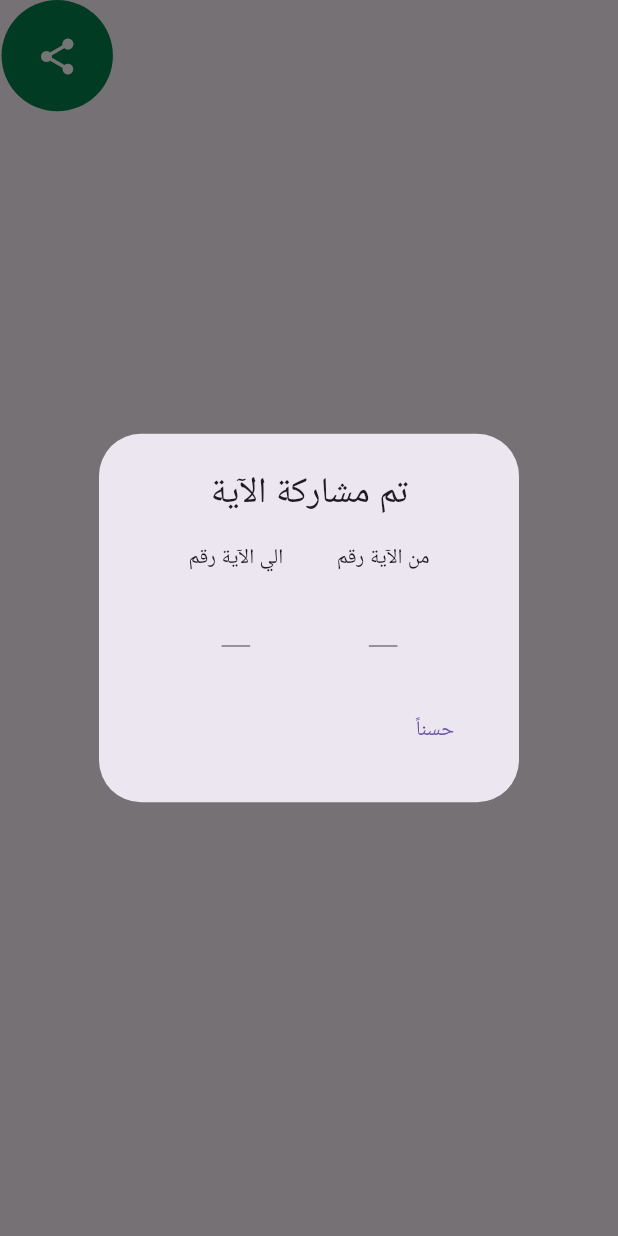
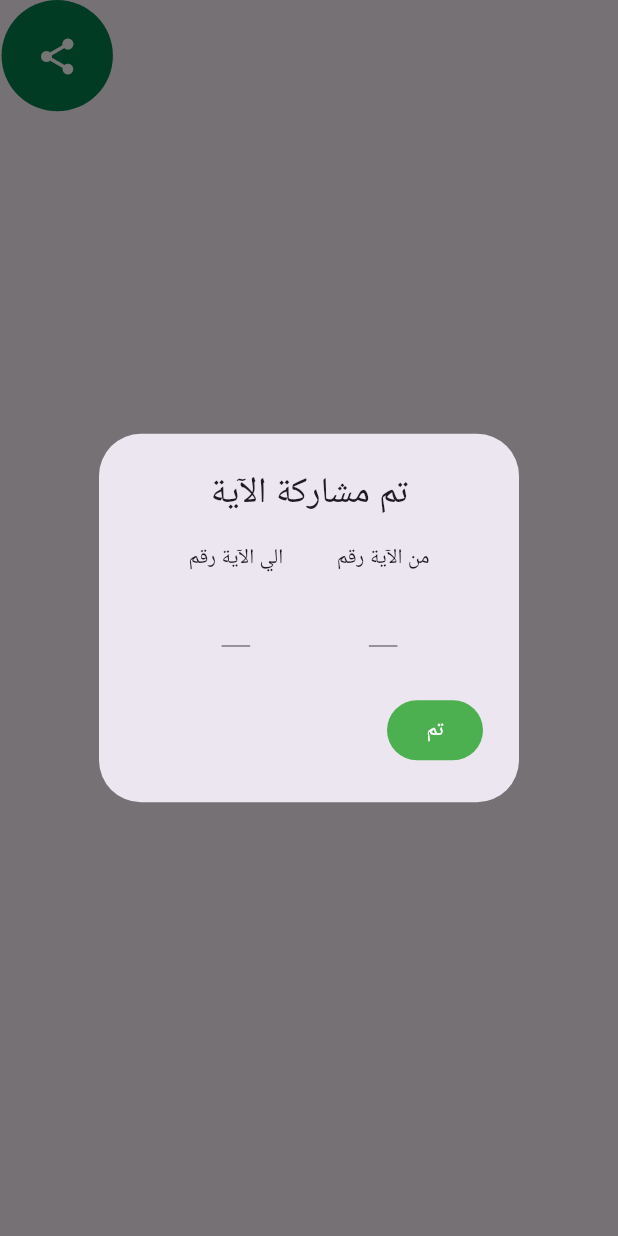
Before and after one commit to Quran-Summer-of-Code/Telawat-Khalfiat-App, a Flutter app: the CreationButton widget shown alone on an empty page, opened directly with empty values, after a tap on the "share" icon, on a phone screen of 412 x 824 dp. Run offline on Flutter 3.47's test engine with Material 3 defaults, Android fonts, the phone set to English and light mode, and no system bars; our stand-ins replace audioplayers, flutter_colorpicker, flutter_riverpod, flutter_screenutil, gallery_saver, permission_handler and 1 more; missing offline and left inert: flutter_screen_recording.

Commit message:
Refactor SuraScreen and AyahItem widgets

```diff
--- a/mosharkat_ayat_app/lib/features/surasList/view/widgets/creation_button.dart
+++ b/mosharkat_ayat_app/lib/features/surasList/view/widgets/creation_button.dart
@@ -20,7 +20,6 @@ class _CreationButtonState extends State<CreationButton> {
 
   @override
   Widget build(BuildContext context) {
-    print("number of ayahs: ${widget.numberofsura}");
     return Container(
       decoration: const BoxDecoration(
           color: Color.fromARGB(255, 4, 129, 77), shape: BoxShape.circle),
@@ -79,7 +78,8 @@ class _CreationButtonState extends State<CreationButton> {
                       TextButton(
                           onPressed: () {
                             Navigator.popAndPushNamed(
-                                context, RouteClass.editor,
+                              context,
+                              RouteClass.editor,
                               arguments: {
                                 "numberOfSura": widget.numberofsura,
                                 "start": _formValue,
@@ -88,9 +88,16 @@ class _CreationButtonState extends State<CreationButton> {
                                 "background": backgrounds[6],
                                 "isAnimated": true,
                                 "color": Colors.white
-                                });
                               },
-                          child: const Text("حسناً"))
+                            );
+                          },
+                          style: TextButton.styleFrom(
+                            backgroundColor: Colors.green,
+                          ),
+                          child: const Text(
+                            "تم",
+                            style: TextStyle(color: Colors.white),
+                          )),
                     ],
                   );
                 });
```
Also changed, not shown: mosharkat_ayat_app/lib/features/surasList/view/sura_screen.dart (+0 -18 lines), mosharkat_ayat_app/lib/features/surasList/view/widgets/ayahItem.dart (+5 -5 lines), mosharkat_ayat_app/lib/features/surasList/view/widgets/surasListItem.dart (+29 -25 lines), mosharkat_ayat_app/lib/features/surasList/view_model/convert_number_to_arabic.dart (added, +15 -0 lines). Lines whose indentation alone changed are shown as unchanged.
